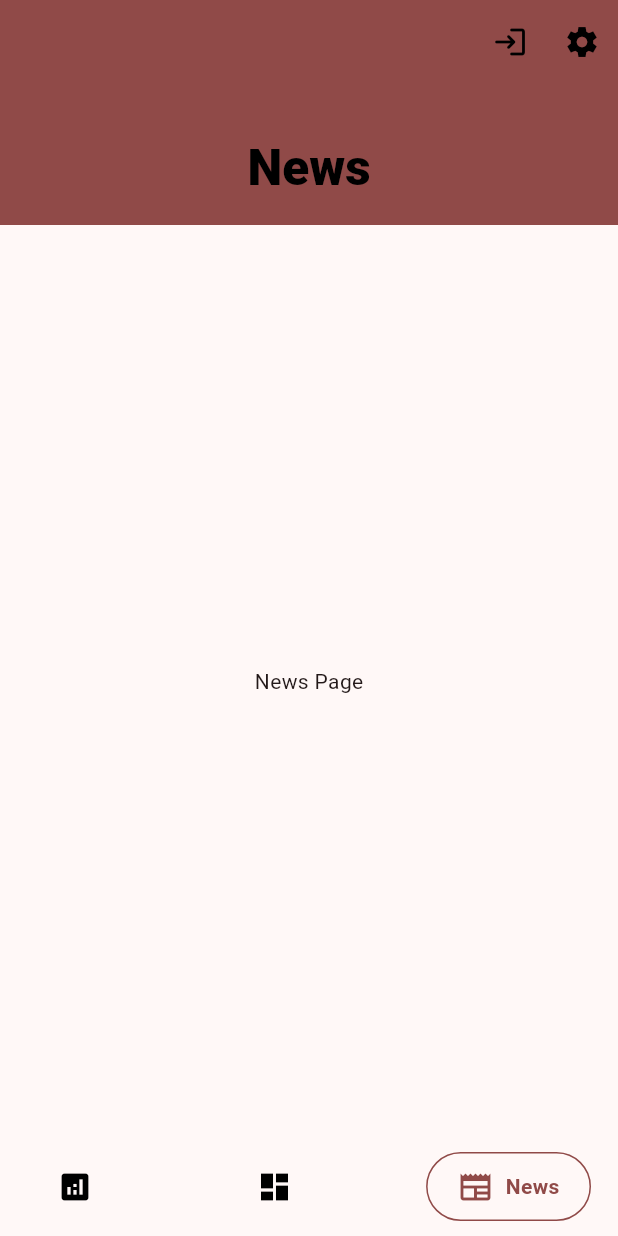
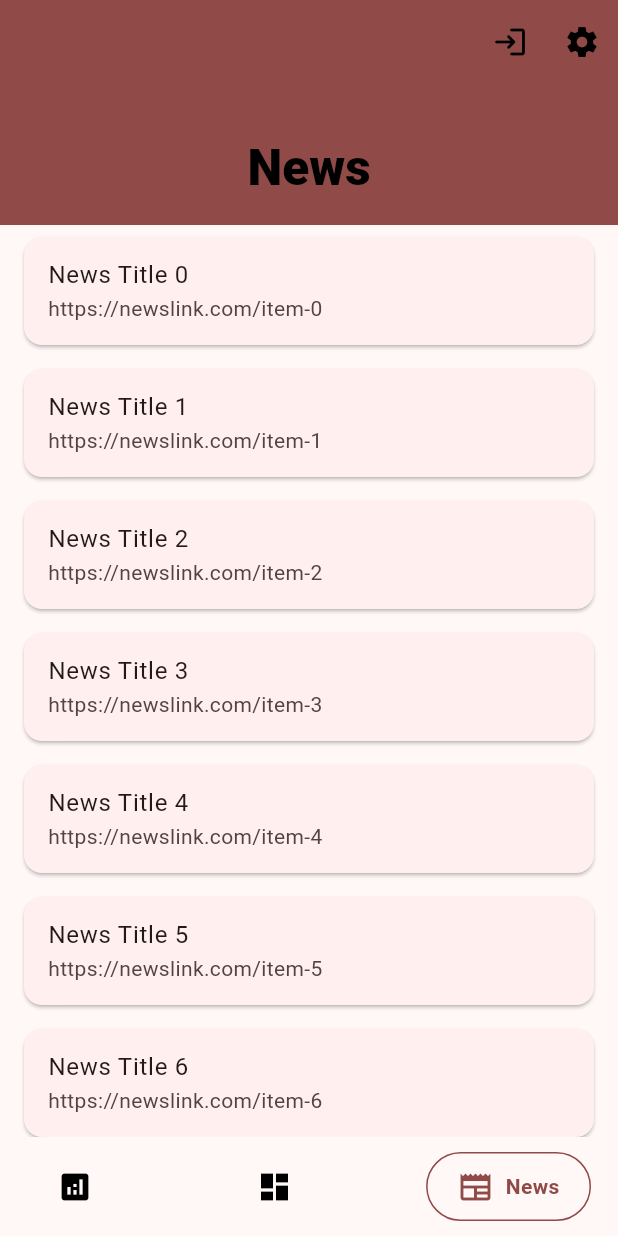
Before and after one commit to NabinPaudel001/KukhuriKaa, a Flutter app: the screen it shows once a user with an empty profile is signed in, item 3 of the bottom bar chosen, on a phone screen of 412 x 824 dp. Run offline on Flutter 3.47's test engine with Material 3 defaults, Android fonts, the phone set to English and light mode, and no system bars; drawn by our look-alikes of google_nav_bar; our stand-ins replace dashed_circular_progress_bar, firebase_auth, firebase_core, fl_chart, skeletonizer; accounts and stored records are empty; network calls fail.

Commit message:
news Page skeleton

```diff
--- a/lib/main.dart
+++ b/lib/main.dart
@@ -36,8 +36,7 @@ class MainApp extends StatelessWidget {
             ColorScheme.fromSeed(seedColor: Color.fromARGB(255, 255, 100, 100)),
         appBarTheme: AppBarTheme(
           backgroundColor: Color.fromARGB(255, 255, 233, 233),
-          elevation: 0, // Flat AppBar (Material 3 style)
-          centerTitle: true, // Optional: Center titles
+          elevation: 0,
           titleTextStyle: TextStyle(
             fontWeight: FontWeight.bold,
             fontSize: 18,
--- a/lib/pages/news_page.dart
+++ b/lib/pages/news_page.dart
@@ -1,4 +1,5 @@
 import 'package:flutter/material.dart';
+import 'package:skeletonizer/skeletonizer.dart';
 
 class NewsPage extends StatefulWidget {
   const NewsPage({super.key});
@@ -10,8 +11,21 @@ class NewsPage extends StatefulWidget {
 class _NewsPageState extends State<NewsPage> {
   @override
   Widget build(BuildContext context) {
-    return const Center(
-      child: Text("News Page"),
+    return SingleChildScrollView(
+      child: Column(
+        crossAxisAlignment: CrossAxisAlignment.stretch,
+        children: [
+          // Generate cards manually in a Column
+          for (int i = 0; i < 10; i++)
+            Card(
+              margin: EdgeInsets.symmetric(horizontal: 16, vertical: 8),
+              child: ListTile(
+                title: Text('News Title $i'),
+                subtitle: Text('https://newslink.com/item-$i'),
+              ),
+            ),
+        ],
+      ),
     );
   }
 }
```
